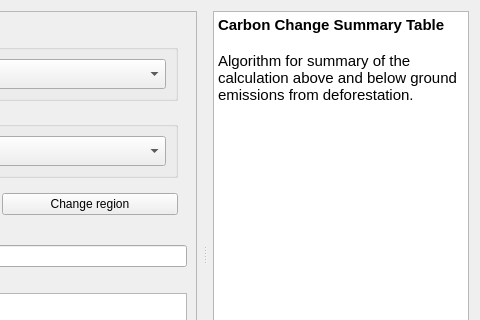
Before: the Qt Designer form LDMP/gui/DlgCalculateTCSummaryTable.ui in ConservationInternational/trends.earth, drawn with Qt 5; both pictures show x 206 to 686 and y 0 to 320 of the 686 by 536 pixel window.
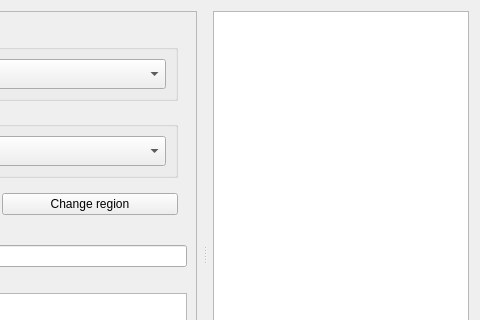
After: the same form once the commit is applied. Custom widgets are drawn as their Qt base class.

The edit to the form file:
```diff
--- a/LDMP/gui/DlgCalculateTCSummaryTable.ui
+++ b/LDMP/gui/DlgCalculateTCSummaryTable.ui
@@ -293,16 +293,7 @@
       <property name="accessibleName">
        <string/>
       </property>
-      <property name="html">
-       <string>&lt;!DOCTYPE HTML PUBLIC &quot;-//W3C//DTD HTML 4.0//EN&quot; &quot;http://www.w3.org/TR/REC-html40/strict.dtd&quot;&gt;
-&lt;html&gt;&lt;head&gt;&lt;meta name=&quot;qrichtext&quot; content=&quot;1&quot; /&gt;&lt;style type=&quot;text/css&quot;&gt;
-p, li { white-space: pre-wrap; }
-&lt;/style&gt;&lt;/head&gt;&lt;body style=&quot; font-family:'Ubuntu'; font-size:11pt; font-weight:400; font-style:normal;&quot;&gt;
-&lt;p style=&quot; margin-top:0px; margin-bottom:0px; margin-left:0px; margin-right:0px; -qt-block-indent:0; text-indent:0px;&quot;&gt;&lt;span style=&quot; font-weight:600;&quot;&gt;Carbon Change Summary Table&lt;/span&gt;&lt;/p&gt;
-&lt;p style=&quot;-qt-paragraph-type:empty; margin-top:0px; margin-bottom:0px; margin-left:0px; margin-right:0px; -qt-block-indent:0; text-indent:0px; font-weight:600;&quot;&gt;&lt;br /&gt;&lt;/p&gt;
-&lt;p style=&quot; margin-top:0px; margin-bottom:0px; margin-left:0px; margin-right:0px; -qt-block-indent:0; text-indent:0px;&quot;&gt;Algorithm for summary of the calculation above and below ground emissions from deforestation.&lt;/p&gt;
-&lt;p style=&quot;-qt-paragraph-type:empty; margin-top:0px; margin-bottom:0px; margin-left:0px; margin-right:0px; -qt-block-indent:0; text-indent:0px; font-weight:600;&quot;&gt;&lt;br /&gt;&lt;/p&gt;&lt;/body&gt;&lt;/html&gt;</string>
-      </property>
+      <property name="html"><string/></property>
       <property name="openExternalLinks">
        <bool>true</bool>
       </property>
```
